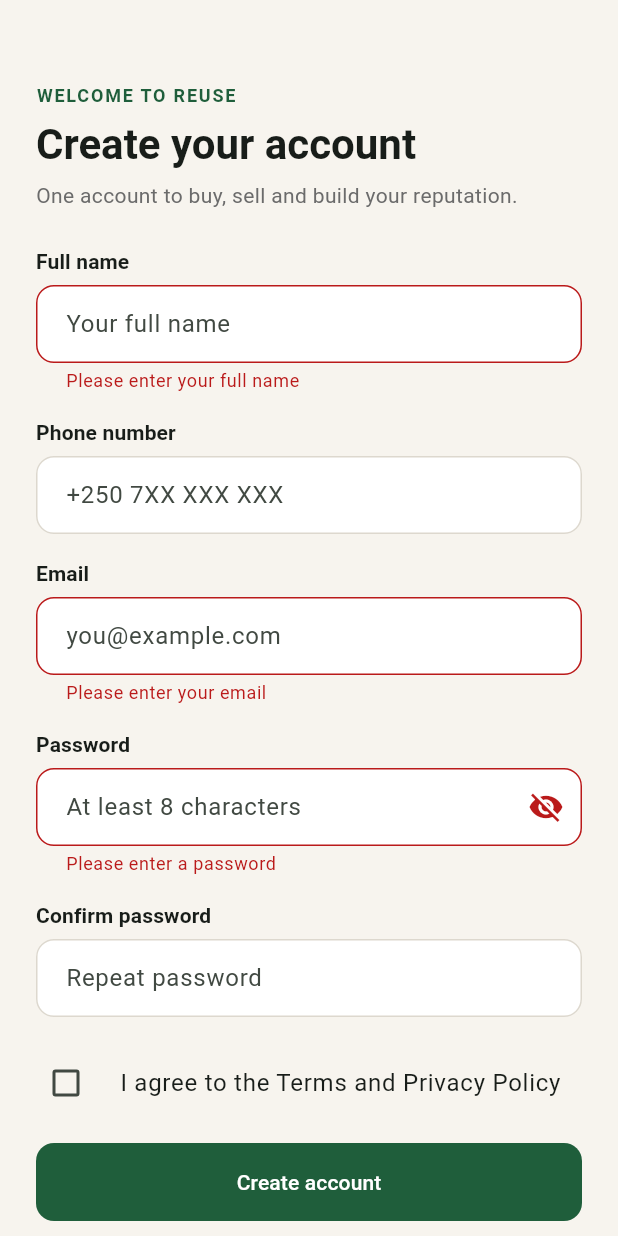
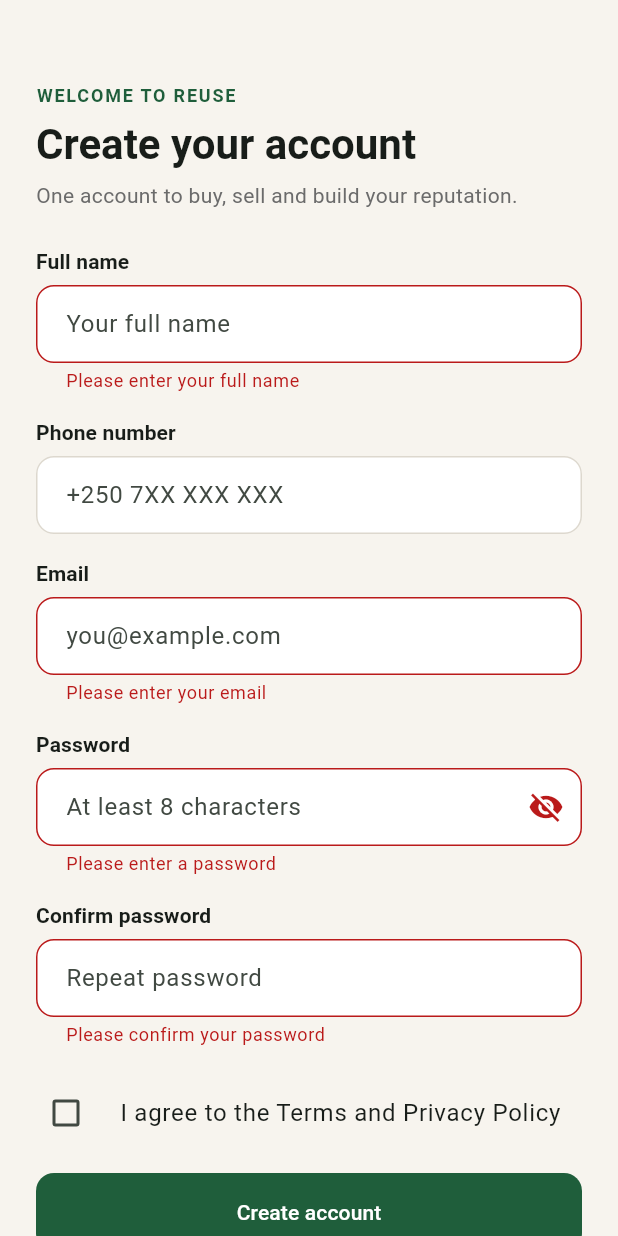
Before and after one commit to ishejaladouce/reuse-marketplace-group3, a Flutter app: the SignUpScreen screen opened by its route, after a tap on "Create account", on a phone screen of 412 x 824 dp. Run offline on Flutter 3.47's test engine with Material 3 defaults, Android fonts, the phone set to English and light mode, and no system bars; our stand-ins replace cloud_firestore, firebase_auth, firebase_core, flutter_riverpod, go_router, material_ui; accounts and stored records are empty.

Commit message:
Strengthen validators and add unit and widget tests

```diff
--- a/lib/core/utils/validators.dart
+++ b/lib/core/utils/validators.dart
@@ -1,35 +1,79 @@
 /// Form validators. Each returns an error message, or null when the value is valid.
 class Validators {
-  static final _emailPattern = RegExp(r'^[\w.+-]+@[\w-]+\.[\w.-]+$');
+  // Letters (including accents like é), spaces, hyphens and apostrophes.
+  static final _namePattern = RegExp(r"^[A-Za-zÀ-ÖØ-öø-ÿ]+([ '\-][A-Za-zÀ-ÖØ-öø-ÿ]+)*$");
+
+  // name@domain.tld: the ending must have at least 2 letters (e.g. .com, .rw).
+  static final _emailPattern =
+      RegExp(r'^[A-Za-z0-9._%+-]+@[A-Za-z0-9-]+(\.[A-Za-z0-9-]+)*\.[A-Za-z]{2,}$');
+
+  static final _hasLetter = RegExp(r'[A-Za-z]');
+  static final _hasDigit = RegExp(r'\d');
+  static final _hasSpace = RegExp(r'\s');
+
+  // Digits, spaces, dashes, dots, brackets and an optional + at the start.
+  static final _phonePattern = RegExp(r'^\+?[0-9\s\-().]+$');
 
   static String? fullName(String? value) {
-    if (value == null || value.trim().length < 2) {
-      return 'Please enter your full name';
+    final name = value?.trim() ?? '';
+    if (name.isEmpty) return 'Please enter your full name';
+    if (name.length < 2) return 'Name must be at least 2 characters';
+    if (name.length > 50) return 'Name must be 50 characters or fewer';
+    if (!_namePattern.hasMatch(name)) {
+      return 'Name can only contain letters, spaces, hyphens and apostrophes';
     }
     return null;
   }
 
+  /// Checks the email's format. The verification email then proves the inbox is real.
   static String? email(String? value) {
-    if (value == null || value.trim().isEmpty) return 'Please enter your email';
-    if (!_emailPattern.hasMatch(value.trim())) return 'Please enter a valid email address';
+    final email = value?.trim() ?? '';
+    if (email.isEmpty) return 'Please enter your email';
+    if (email.length > 254) return 'Email is too long';
+    if (email.contains('..') || !_emailPattern.hasMatch(email)) {
+      return 'Please enter a valid email address';
+    }
     return null;
   }
 
+  /// For creating a new password (sign up): must be strong.
   static String? password(String? value) {
-    if (value == null || value.isEmpty) return 'Please enter a password';
-    if (value.length < 8) return 'Password must be at least 8 characters';
+    final password = value ?? '';
+    if (password.isEmpty) return 'Please enter a password';
+    if (_hasSpace.hasMatch(password)) return 'Password cannot contain spaces';
+    if (password.length < 8) return 'Password must be at least 8 characters';
+    if (password.length > 64) return 'Password must be 64 characters or fewer';
+    if (!_hasLetter.hasMatch(password) || !_hasDigit.hasMatch(password)) {
+      return 'Password must contain at least one letter and one number';
+    }
+    return null;
+  }
+
+  /// For logging in: only checks that something was typed,
+  /// so older accounts are never blocked by the newer password rules.
+  static String? loginPassword(String? value) {
+    if (value == null || value.isEmpty) return 'Please enter your password';
     return null;
   }
 
   static String? confirmPassword(String? value, String password) {
+    if (value == null || value.isEmpty) return 'Please confirm your password';
     if (value != password) return 'Passwords do not match';
     return null;
   }
 
+  /// Optional. Accepts local numbers (0785 247 599) and international ones
+  /// (+250 785 247 599, +1 415 555 2671, +44 20 7946 0958), following the
+  /// international standard: 7 to 15 digits, country code never starts with 0.
   static String? phone(String? value) {
-    if (value == null || value.trim().isEmpty) return null; // optional
-    final digits = value.replaceAll(RegExp(r'\D'), '');
-    if (digits.length < 9 || digits.length > 12) return 'Please enter a valid phone number';
+    final phone = value?.trim() ?? '';
+    if (phone.isEmpty) return null; // optional
+    if (!_phonePattern.hasMatch(phone)) return 'Phone number can only contain digits';
+    final digits = phone.replaceAll(RegExp(r'\D'), '');
+    if (digits.length < 7 || digits.length > 15) return 'Please enter a valid phone number';
+    if (phone.startsWith('+') && digits.startsWith('0')) {
+      return 'Country code cannot start with 0';
+    }
     return null;
   }
 }
```
Also changed, not shown: 3 other files.
